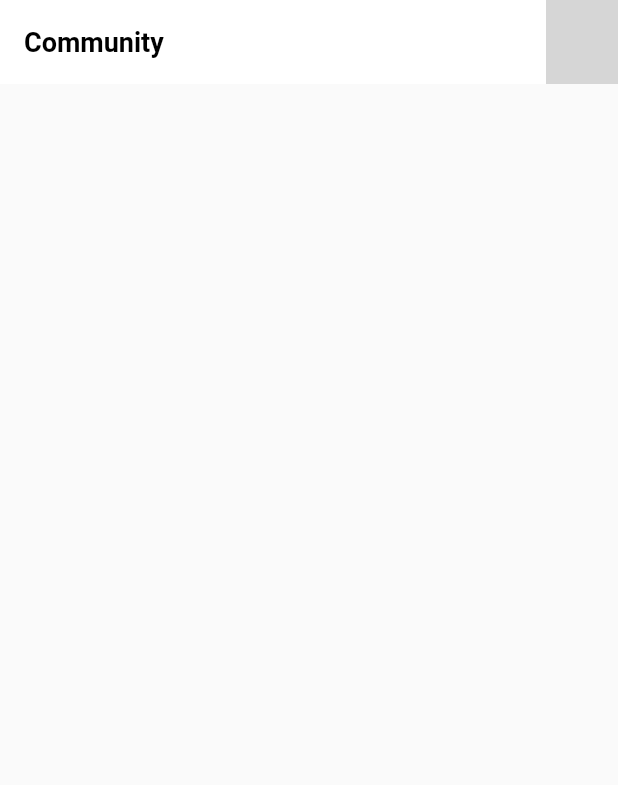
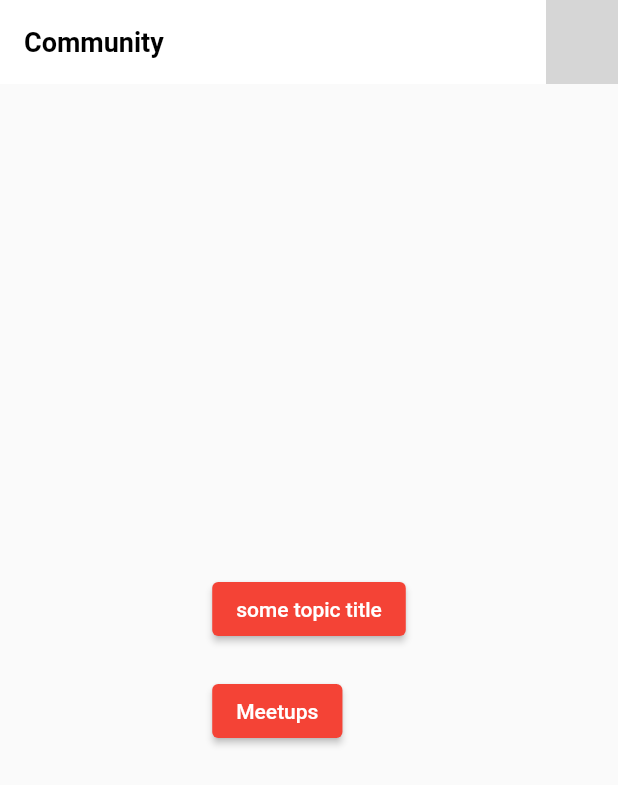
Before and after one commit to aura-cz2006/aura-app, a Flutter app: the CommunityTab screen opened directly, on a phone screen of 412 x 824 dp. Shown: the top 785 px of the screen. Run offline on Flutter 3.47's test engine with Material 2 defaults, Android fonts, the phone set to English and light mode, and no system bars; our stand-ins replace flutter_map, go_router, latlong2, like_button; missing offline and left inert: icon_badge; statements that could not run were skipped; grey boxes are pictures that could not be loaded.

Commit message:
Added basic routing for community tab

```diff
--- a/lib/router.dart
+++ b/lib/router.dart
@@ -1,3 +1,7 @@
+import 'package:aura/models/thread.dart';
+import 'package:aura/models/user.dart';
+import 'package:aura/view/community/detailed_thread_view.dart';
+import 'package:aura/view/community/thread_list_view.dart';
 import 'package:aura/view/settings/change_home_address_screen.dart';
 import 'package:aura/view/tabs/main_tab_bar.dart';
 import 'package:aura/view/settings/setting_screen.dart';
@@ -11,7 +15,46 @@ final router = GoRouter(
       GoRoute(
           path: "/tabs/:tabName",
           builder: (BuildContext context, GoRouterState state) => MainTabBar(
-              key: state.pageKey, currentTab: state.params['tabName']!)),
+              key: state.pageKey, currentTab: state.params['tabName']!),
+          routes: [
+            GoRoute(
+                path: 'meetups',
+                builder: (BuildContext context, GoRouterState state) =>
+                    ThreadListView(
+                      key: state.pageKey,
+                      topicName: 'meetups',
+                    ),
+                routes: [
+                  GoRoute(
+                      path: ':meetupId',
+                      builder: (BuildContext context, GoRouterState state) =>
+                          Text("detailed_meetup_view goes here"))
+                ]),
+            GoRoute(
+                path: 'topic/:topicName',
+                builder: (BuildContext context, GoRouterState state) =>
+                    ThreadListView(
+                        key: state.pageKey,
+                        topicName: state.params['topicName']!),
+                routes: [
+                  GoRoute(
+                    path: 'thread/:threadId',
+                    builder: (BuildContext context, GoRouterState state) =>
+                        DetailedThreadView(
+                            key: state.pageKey,
+                            // TODO: only supply strings to the widget here:
+                            // thread: state.params['threadId']!,
+                            thread: Thread(
+                                "TEST_ID",
+                                "This is the Title.",
+                                User("SOME_UID", "SOME_USERNAME"),
+                                "This is the thread content.",
+                                DateTime.now()),
+                            // TODO: remove currUser (should be passed via manager
+                            currUser: User("CURR_UID", "CURR_USERNAME")),
+                  )
+                ])
+          ]),
       GoRoute(
         path: "/settings",
         builder: (BuildContext context, GoRouterState state) =>
--- a/lib/view/community/thread_list_view.dart
+++ b/lib/view/community/thread_list_view.dart
@@ -1,13 +1,14 @@
 import 'package:aura/models/user.dart';
+import 'package:aura/widgets/app_bar_back_button.dart';
 import 'package:intl/intl.dart';
 
 import 'package:aura/managers/thread_manager.dart';
 import 'package:flutter/material.dart';
 
-void main() => runApp(ThreadListView());
+class ThreadListView extends StatefulWidget {
+  final String? topicName;
 
-class ThreadListView extends StatefulWidget {
-  const ThreadListView({Key? key}) : super(key: key);
+  const ThreadListView({Key? key, this.topicName}) : super(key: key);
 
   @override
   State<ThreadListView> createState() => _ThreadListViewState();
@@ -28,9 +29,11 @@ class _ThreadListViewState extends State<ThreadListView> {
             color: Colors.black,
           ),
           title: Text("Specific topic"),
+          leading: const AppBarBackButton(),
         ),
         body: ListView(
-            children: (active_thread_manager.getListOfThreadsSortedByTime(topic))
+            children:
+                (active_thread_manager.getListOfThreadsSortedByTime(topic))
                     .map((t) => ListTile(
                           title: Text(t.title ?? "Untitled thread"),
                           onTap: null,
--- a/lib/view/tabs/community/community_tab.dart
+++ b/lib/view/tabs/community/community_tab.dart
@@ -1,5 +1,6 @@
 import 'package:aura/managers/notification_manager.dart';
 import 'package:flutter/material.dart';
+import 'package:go_router/go_router.dart';
 import 'package:provider/provider.dart';
 import 'package:icon_badge/icon_badge.dart';
 
@@ -16,13 +17,12 @@ class CommunityTab extends StatefulWidget {
 }
 
 class _CommunityTabState extends State<CommunityTab> {
-  List<no.Notification> notifications = [
-  ]; // TODO: get notifications from controller
+  List<no.Notification> notifications =
+  []; // TODO: get notifications from controller
 
   void _tapNotifs() {
     Navigator.push(context,
-        MaterialPageRoute(builder: (context) => const NotificationsView())
-    );
+        MaterialPageRoute(builder: (context) => const NotificationsView()));
   }
 
   @override
@@ -42,28 +42,46 @@ class _CommunityTabState extends State<CommunityTab> {
                     badgeColor: Colors.red,
                     itemColor: Colors.white,
                     hideZero: true,
-                    onTap: _tapNotifs
-                );
+                    onTap: _tapNotifs);
               })
         ],
       ),
       body: Center(child: Consumer<DiscussionManager>(
           builder: (context, discussionManager, child) {
-            return ListView.builder(
-                padding: const EdgeInsets.all(8),
-                itemCount: discussionManager.discussions.length,
-                itemBuilder: (BuildContext context, int index) {
-                  return Container(
-                    height: 50,
-                    margin: const EdgeInsets.all(2),
-                    child: Center(
-                        child: Text(
-                          discussionManager.discussions[index].title ??
-                              "undefined",
-                          style: const TextStyle(fontSize: 18),
-                        )),
-                  );
-                });
+            return Wrap(
+              direction: Axis.vertical,
+              spacing: 20,
+              children: [
+                ElevatedButton(
+                  onPressed: () {
+                    context.push("${GoRouter.of(context).location}/topic/1234");
+                  },
+                  child: Text('some topic title'),
+                ),
+                ElevatedButton(
+                  onPressed: () {
+                    context.push("${GoRouter.of(context).location}/meetups");
+                  },
+                  child: Text('Meetups'),
+                ),
+              ],
+            );
+            // ListView.builder(
+            //   padding: const EdgeInsets.all(8),
+            //   itemCount: discussionManager.discussions.length,
+            //   itemBuilder: (BuildContext context, int index) {
+            //     // return Container(
+            //     //     height: 50,
+            //     //     margin: const EdgeInsets.all(2),
+            //     //     child:
+            //         // Center(
+            //         //     child: Text(
+            //         //       discussionManager.discussions[index].title ??
+            //         //           "undefined",
+            //         //       style: const TextStyle(fontSize: 18),
+            //         //     )),
+            //         // );
+            //   });
           })),
     );
   }
```
Also changed, not shown: lib/view/tabs/community/community_tab_sub_router.dart (added). Lines whose indentation alone changed are shown as unchanged.
